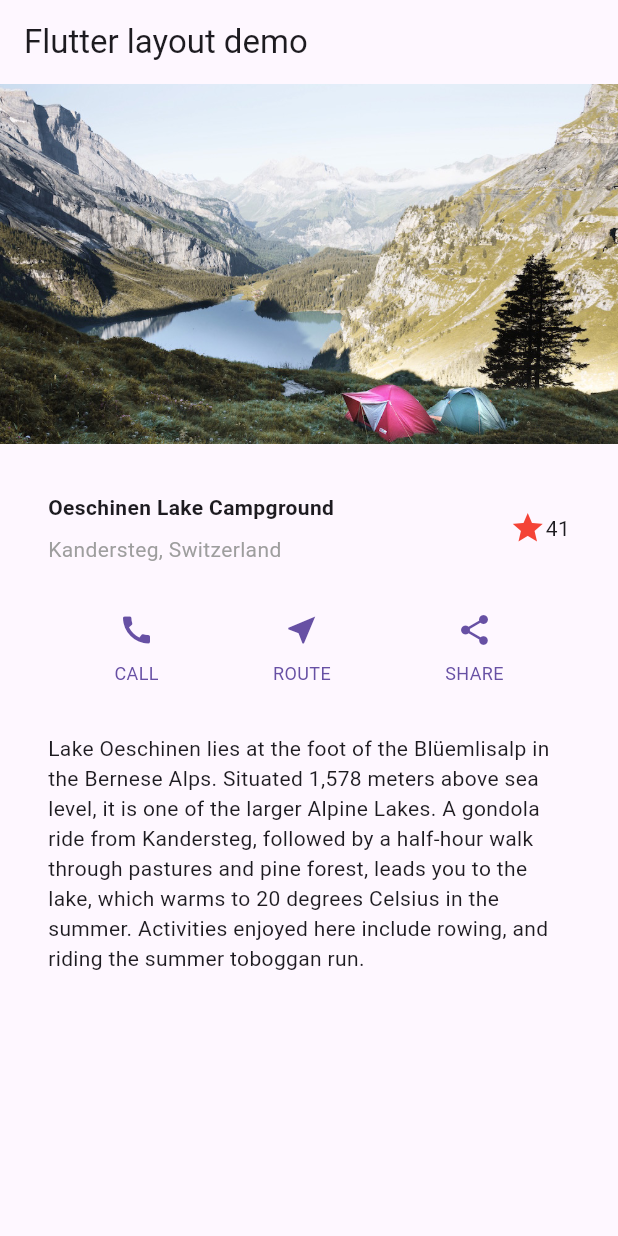
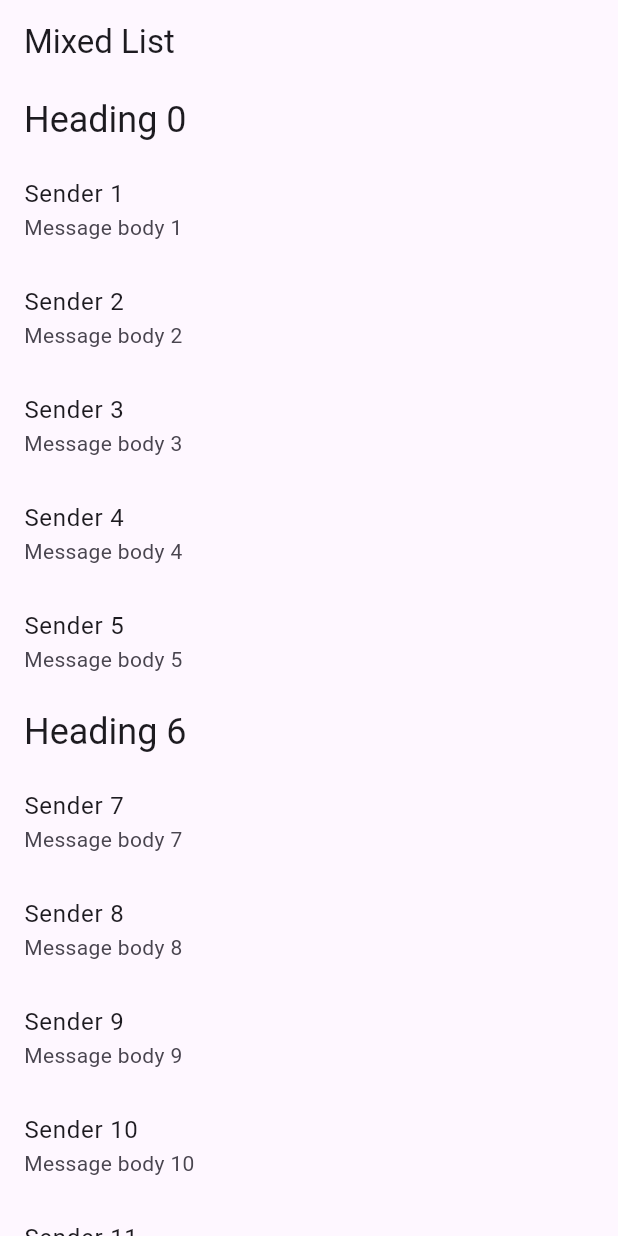
Before and after one commit to kei-karuizawa/my-study-flutter, a Flutter app: the screen it shows after launch, on a phone screen of 412 x 824 dp. Run offline on Flutter 3.47's test engine with Material 3 defaults, Android fonts, the phone set to English and light mode, and no system bars; our stand-ins replace flutter_carousel_widget.

Commit message:
feature：fluttercn-用户界面-布局-列表和网格-构建元素包含不同类型元素的列表

```diff
--- /dev/null
+++ b/lib/fluttercn/interface/layout/list_grid/fluttercn_create_grid.dart
@@ -0,0 +1,34 @@
+// 构建一个网格视图
+
+import 'package:flutter/material.dart';
+
+class FlutterCNCreateGrid extends StatelessWidget {
+  const FlutterCNCreateGrid({super.key});
+
+  @override
+  Widget build(BuildContext context) {
+    const title = 'Grid List';
+
+    return MaterialApp(
+      title: title,
+      home: Scaffold(
+        appBar: AppBar(
+          title: const Text(title),
+        ),
+        body: GridView.count(
+          // 每行 2 个
+          crossAxisCount: 2,
+          // 用这种方式一次性创建 100 个元素
+          children: List.generate(100, (index) {
+            return Center(
+              child: Text(
+                'Item $index',
+                style: Theme.of(context).textTheme.headlineSmall,
+              ),
+            );
+          }),
+        ),
+      ),
+    );
+  }
+}
--- /dev/null
+++ b/lib/fluttercn/interface/layout/list_grid/fluttercn_create_group_list.dart
@@ -0,0 +1,83 @@
+// 构建包含不同类型元素的列表
+
+import 'package:flutter/material.dart';
+
+class FlutterCNCreateGroupList extends StatelessWidget {
+  final List<FlutterCNCreateGroupListItem> items;
+
+  const FlutterCNCreateGroupList({super.key, required this.items});
+
+  @override
+  Widget build(BuildContext context) {
+    const title = 'Mixed List';
+
+    return MaterialApp(
+      title: title,
+      home: Scaffold(
+        appBar: AppBar(
+          title: const Text(title),
+        ),
+        // 另一种创建列表项的方法
+        body: ListView.builder(
+          itemCount: items.length,
+          itemBuilder: (context, index) {
+            final item = items[index];
+
+            return ListTile(
+              title: item.buildTitle(context),
+              subtitle: item.buildSubTitle(context),
+            );
+          },
+        ),
+      ),
+    );
+  }
+}
+
+// 一个抽象类，相当于接口
+// 用于定义每个列表项的主标题和副标题
+abstract class FlutterCNCreateGroupListItem {
+  Widget buildTitle(BuildContext context);
+  Widget buildSubTitle(BuildContext context);
+}
+
+// 创建列表分组头部视图
+class FlutterCNCreateGroupHeadingItem implements FlutterCNCreateGroupListItem {
+  final String heading;
+
+  FlutterCNCreateGroupHeadingItem(this.heading);
+
+  // 头部视图只需一行即可
+  @override
+  Widget buildTitle(BuildContext context) {
+    return Text(
+      heading,
+      style: Theme.of(context).textTheme.headlineSmall,
+    );
+  }
+
+  // 由于头部视图仅需一行文字，所以副标题留空
+  // 这里创建一个空白的视图留空，`SizedBox.shrink` 宽高实际上为 0
+  @override
+  Widget buildSubTitle(BuildContext context) {
+    return const SizedBox.shrink();
+  }
+}
+
+// 创建列表项，分为主标题和副标题
+class FlutterCNCreateGroupMessageItem implements FlutterCNCreateGroupListItem {
+  final String sender;
+  final String body;
+
+  FlutterCNCreateGroupMessageItem(this.sender, this.body);
+
+  @override
+  Widget buildTitle(BuildContext context) {
+    return Text(sender);
+  }
+
+  @override
+  Widget buildSubTitle(BuildContext context) {
+    return Text(body);
+  }
+}
--- a/lib/main.dart
+++ b/lib/main.dart
@@ -1,4 +1,8 @@
 import 'package:flutter/material.dart';
+import 'package:my_study_flutter/fluttercn/interface/layout/list_grid/fluttercn_build_and_use_list.dart';
+import 'package:my_study_flutter/fluttercn/interface/layout/list_grid/fluttercn_create_grid.dart';
+import 'package:my_study_flutter/fluttercn/interface/layout/list_grid/fluttercn_create_group_list.dart';
+import 'package:my_study_flutter/fluttercn/interface/layout/list_grid/fluttercn_create_horizontal_list.dart';
 import 'package:my_study_flutter/mksz741/navigator/tab_navigator.dart';
 import 'package:my_study_flutter/mksz741/pages/home_page.dart';
 import 'package:my_study_flutter/mksz741/pages/login_page.dart';
@@ -15,7 +19,14 @@ class MyApp extends StatelessWidget {
   // This widget is the root of your application.
   @override
   Widget build(BuildContext context) {
-    return const FlutterCNLayoutGuideDemo();
+    return FlutterCNCreateGroupList(
+      items: List<FlutterCNCreateGroupListItem>.generate(
+        1000,
+        (i) => i % 6 == 0
+            ? FlutterCNCreateGroupHeadingItem('Heading $i')
+            : FlutterCNCreateGroupMessageItem('Sender $i', 'Message body $i'),
+      ),
+    );
     // return MaterialApp(
     //   title: '快速上手 Flutter',
     //   theme: ThemeData(
```
Also changed, not shown: lib/fluttercn/interface/layout/list_grid/fluttercn_build_and_use_list.dart (added, +39 -0 lines), lib/fluttercn/interface/layout/list_grid/fluttercn_create_horizontal_list.dart (added, +54 -0 lines), 1 other file.
